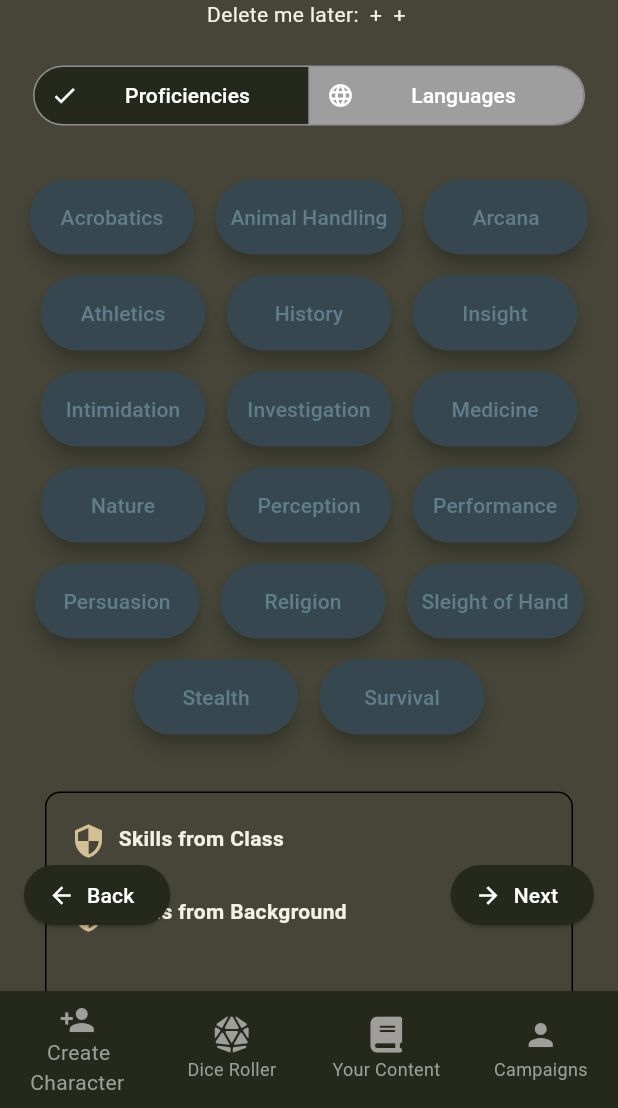
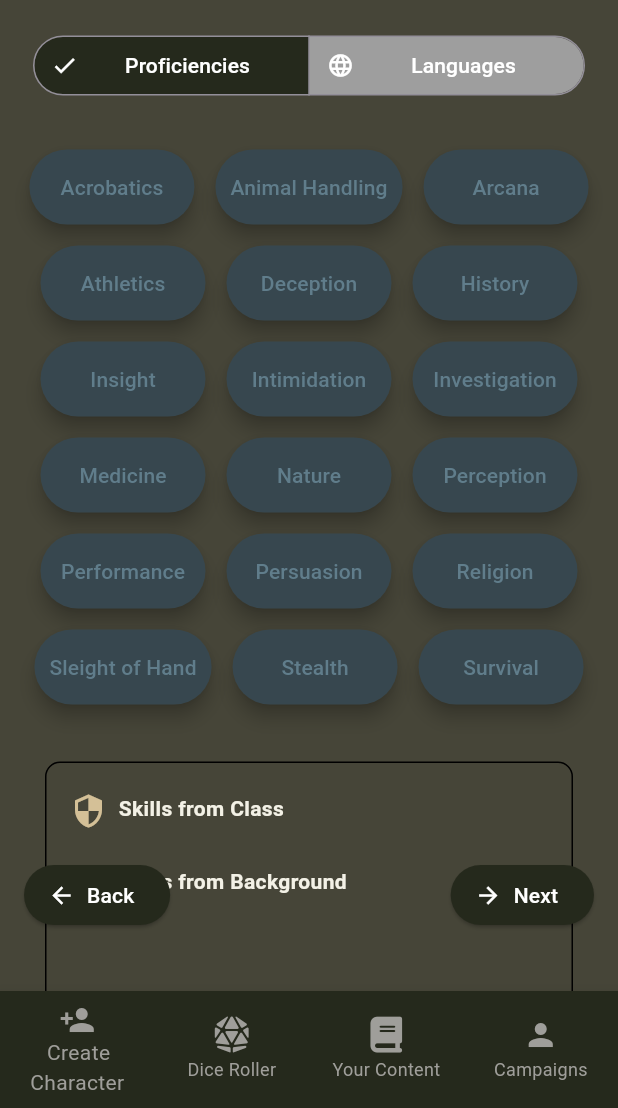
Before and after one commit to burmblebee/dndJrDesign, a Flutter app: the SpecificsScreen screen opened directly, on a phone screen of 412 x 824 dp, the part 128-1236 px from its top. Run offline on Flutter 3.47's test engine with Material 3 defaults, Android fonts, the phone set to English and light mode, and no system bars; our stand-ins replace cloud_firestore, firebase_auth, firebase_core, flutter_colorpicker, flutter_riverpod, flutter_svg and 5 more; missing offline and left inert: flutter_radar_chart, hexagon; accounts and stored records are empty.

Commit message:
Added spacing and removed text from specifics screen

```diff
--- a/lib/screens/dnd_forms/specifics_screen.dart
+++ b/lib/screens/dnd_forms/specifics_screen.dart
@@ -8,7 +8,6 @@ import 'package:flutter/material.dart';
 import '../../data/character creator data/background_data.dart';
 import '../../data/character creator data/class_data.dart';
 import '../../data/character creator data/race_data.dart';
-import '../../widgets/buttons/navigation_button.dart';
 import '../../widgets/buttons/button_with_padding.dart';
 import '../../widgets/loaders/language_data_loader.dart';
 import '../../widgets/loaders/proficiency_data_loader.dart';
@@ -27,6 +26,7 @@ class _SpecificsScreenState extends ConsumerState<SpecificsScreen> {
     'Animal Handling',
     'Arcana',
     'Athletics',
+    'Deception',
     'History',
     'Insight',
     'Intimidation',
@@ -243,8 +243,6 @@ class _SpecificsScreenState extends ConsumerState<SpecificsScreen> {
                   'Specifics Selection for $characterName',
                   style: const TextStyle(fontSize: 20, fontWeight: FontWeight.bold),
                 ),
-                Text(
-                    "Delete me later: $characterClass + $background + $race"), //DELETE ME LATER
                 const SizedBox(height: 20),
                 SegmentedButton<String>(
                   style: ButtonStyle(
@@ -391,6 +389,7 @@ class _SpecificsScreenState extends ConsumerState<SpecificsScreen> {
                     ),
                   ],
                 ),
+                SizedBox(height: 120),
               ],
             ),
           ),
--- a/lib/screens/dnd_forms/summarization_screen.dart
+++ b/lib/screens/dnd_forms/summarization_screen.dart
@@ -67,6 +67,7 @@ class SummarizationScreen extends ConsumerWidget {
         'selectedEquipment': character.selectedEquipment,
         'level': 1, // Hard-coded until leveling up functionality is added.
         'hp' : calculateHP(character.characterClass, character.abilityScores['Constitution']),
+        'maxHp' : calculateHP(character.characterClass, character.abilityScores['Constitution']),
         'ac' : 0,
         'hitDice' : calculateHitDice(character.characterClass),
       };
--- a/lib/screens/other_campaign_screen.dart
+++ b/lib/screens/other_campaign_screen.dart
@@ -247,7 +247,7 @@ class _OtherCampaignScreenState extends State<OtherCampaignScreen> {
       MonsterCompendium(),
       SpellCompendium(),
       Notes(campaignId: widget.campaignID),
-      // Replace with your BagOfHolding widget or desired content.
+      // BagOfHolding(campaignId: widget.campaignID, characterId: snapshot.data!),
       const Center(child: Text('Bag of Holding')),
     ];
 
```
Also changed, not shown: 4 other files.
